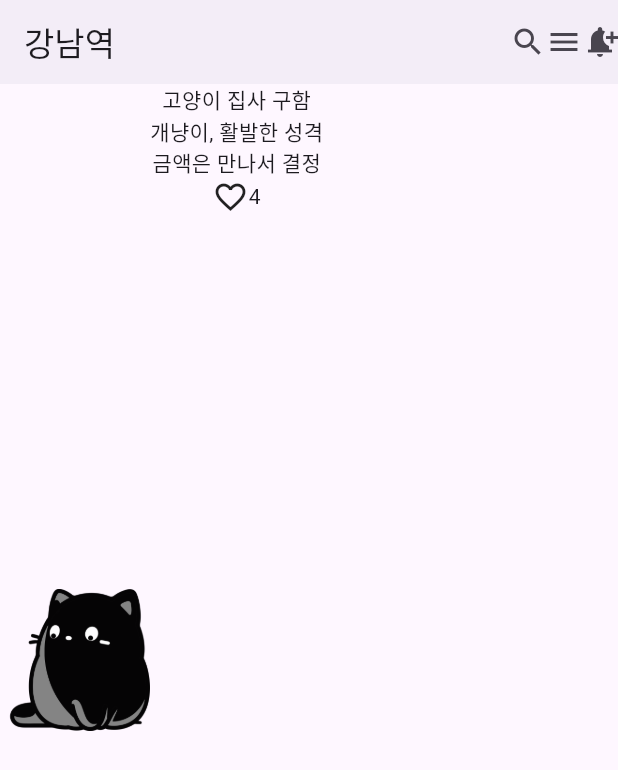
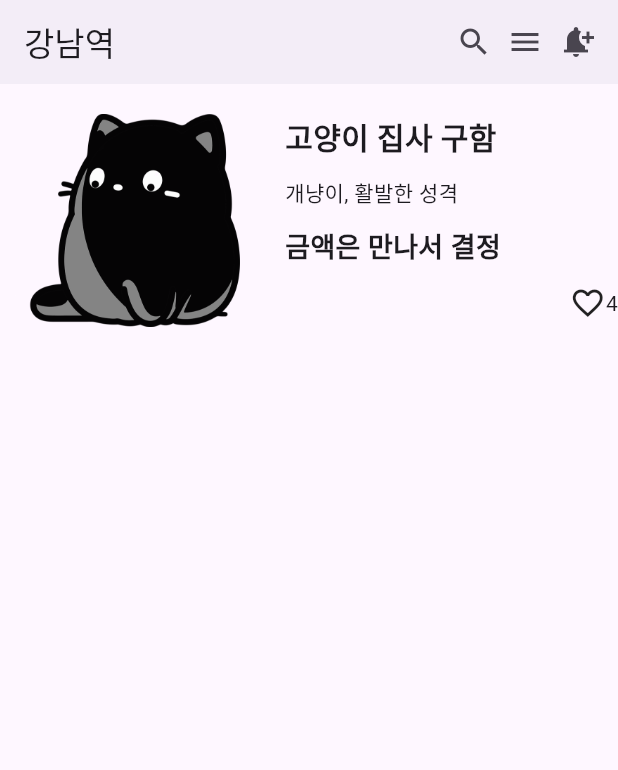
Before and after one commit to tjoeun42/flutterwork, a Flutter app: the screen it shows after launch, on a phone screen of 412 x 824 dp. Shown: the top 770 px of the screen. Run offline on Flutter 3.47's test engine with Material 3 defaults, Android fonts, the phone set to English and light mode, and no system bars.

Commit message:
4일차_7교시_flexible

```diff
--- a/flutter/flutter01_widget/lib/main.dart
+++ b/flutter/flutter01_widget/lib/main.dart
@@ -1,8 +1,82 @@
 import 'package:flutter/material.dart';
+/*
+* Flexible() 위젯 : flex와 비슷
+  : 전체에서 ?% 자리차지 같은 것 사용할 때 편리
+    - Row(), Column() 에서 사용
 
+* Expanded() : 나머지 부분 다 자리차지
+ */
 void main() {
   runApp(const MyApp());
 }
+
+/*
+class MyApp extends StatelessWidget {
+  const MyApp({super.key});
+
+  @override
+  Widget build(BuildContext context) {
+    return MaterialApp(
+      home: Scaffold(
+        appBar: AppBar(
+          backgroundColor: Color(0xfff3edf7),
+          title: Text('강남역'),
+          actions: [
+            Icon(Icons.search),
+            SizedBox(width: 10),
+            Icon(Icons.menu),
+            SizedBox(width: 10),
+            Icon(Icons.notification_add),
+            Padding(padding: EdgeInsets.only(right: 16))
+          ],  // 오른쪽
+        ),
+        body: Row(  // Column도 사용 가능
+          children: [
+            // Flexible(child: Container(color: Colors.blueGrey), flex:3),
+            // Flexible(child: Container(color: Colors.lightGreen), flex: 7)
+
+            Flexible(child: Container(color: Colors.lime), flex: 3),
+            Flexible(child: Container(color: Colors.amberAccent), flex: 3),
+            Flexible(child: Container(color: Colors.lightBlueAccent), flex: 3),
+          ],
+        ),
+      ),
+    );
+  }
+}
+*/
+
+/*
+class MyApp extends StatelessWidget {
+  const MyApp({super.key});
+
+  @override
+  Widget build(BuildContext context) {
+    return MaterialApp(
+      home: Scaffold(
+        appBar: AppBar(
+          backgroundColor: Color(0xfff3edf7),
+          title: Text('강남역'),
+          actions: [
+            Icon(Icons.search),
+            SizedBox(width: 10),
+            Icon(Icons.menu),
+            SizedBox(width: 10),
+            Icon(Icons.notification_add),
+            Padding(padding: EdgeInsets.only(right: 16))
+          ],  // 오른쪽
+        ),
+        body: Row(
+          children: [
+            Expanded(child: Container(color: Colors.lightBlue,)),
+            Container(width: 100, color: Colors.amber,)
+          ],
+        ),
+      ),
+    );
+  }
+}
+*/
 
 class MyApp extends StatelessWidget {
   const MyApp({super.key});
@@ -14,24 +88,39 @@ class MyApp extends StatelessWidget {
         appBar: AppBar(
           backgroundColor: Color(0xfff3edf7),
           title: Text('강남역'),
-          actions: [Icon(Icons.search), Icon(Icons.menu), Icon(Icons.notification_add)],  // 오른쪽
+          actions: [
+            Icon(Icons.search),
+            SizedBox(width: 10),
+            Icon(Icons.menu),
+            SizedBox(width: 10),
+            Icon(Icons.notification_add),
+            Padding(padding: EdgeInsets.only(right: 16))
+          ],  // 오른쪽
         ),
         body: Container(
+          padding: EdgeInsets.fromLTRB(10, 20, 0, 0),
           child: Row(
+            crossAxisAlignment: CrossAxisAlignment.start,
             children: [
-              Image.asset('assets/cat.png', width: 100,),
-              SizedBox(
+              Image.asset('assets/cat.png', width: 150,),
+              SizedBox(width: 30,),
+              // 이미지를 넣고 남은 공간 모두 자리차지
+              Expanded(
                 child: Column(
+                  crossAxisAlignment: CrossAxisAlignment.start,
+                  spacing: 12,
                   children: [
-                    Text('고양이 집사 구함'),
+                    Text('고양이 집사 구함', style: TextStyle(fontSize: 20, fontWeight: FontWeight.w700),),
                     Text('개냥이, 활발한 성격'),
-                    Text('금액은 만나서 결정'),
+                    Text('금액은 만나서 결정', style: TextStyle(fontSize: 18, fontWeight: FontWeight.w700),),
                     Row(
-                      children: [
-                        Icon(Icons.favorite_border),
-                        Text('4')
-                      ],
-                    )
+                        mainAxisAlignment: MainAxisAlignment.end,
+                        children: [
+                          Icon(Icons.favorite_border),
+                          Text('4')
+                        ],
+                      ),
+
                   ],
                 ),
               )
```
Also changed, not shown: flutter/flutter01_widget/lib/main06_total.dart (added, +60 -0 lines).
